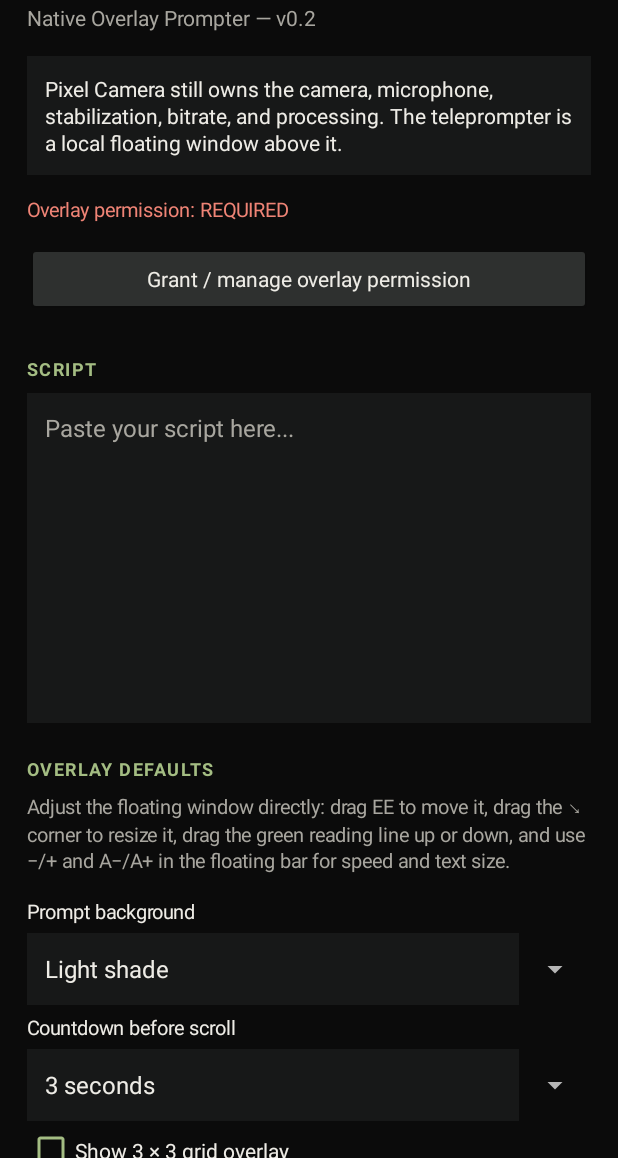
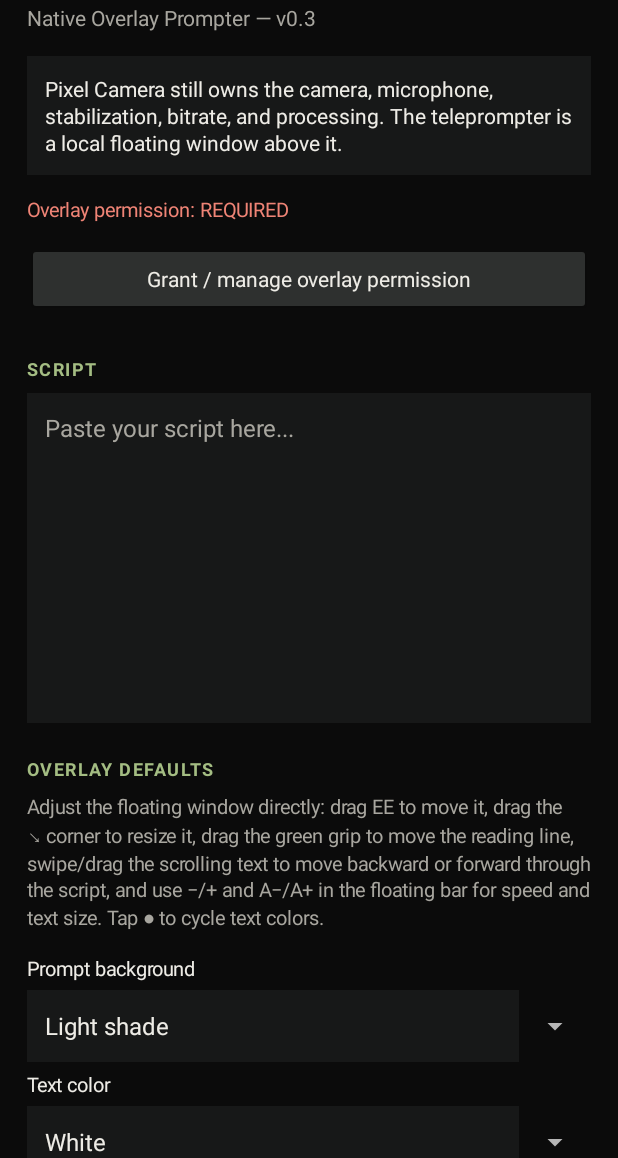
Before and after one commit to workingartifact/workingartifact.github.io, an Android app: the screen it shows after launch (MainActivity), on a phone screen of 412 x 824 dp, the part 78-1236 px from its top. Run offline under Robolectric (Android 15) with nearby library versions, the light colour scheme and no system bars.

Commit message:
Prompter native v0.3: color preset setting

```diff
--- a/android/exapter-endapter-prompter-native/app/src/main/java/com/exapterendapter/prompter/MainActivity.java
+++ b/android/exapter-endapter-prompter-native/app/src/main/java/com/exapterendapter/prompter/MainActivity.java
@@ -37,6 +37,7 @@ public class MainActivity extends Activity {
     private SharedPreferences prefs;
     private EditText script;
     private Spinner promptBackground;
+    private Spinner textColor;
     private Spinner countdown;
     private CheckBox grid;
     private TextView permissionStatus;
@@ -89,7 +90,7 @@ public class MainActivity extends Activity {
         brand.setTypeface(android.graphics.Typeface.DEFAULT_BOLD);
         root.addView(brand);
 
-        TextView subtitle = text("Native Overlay Prompter — v0.2", 14, MUTED);
+        TextView subtitle = text("Native Overlay Prompter — v0.3", 14, MUTED);
         subtitle.setPadding(0, dp(2), 0, dp(16));
         root.addView(subtitle);
 
@@ -122,7 +123,7 @@ public class MainActivity extends Activity {
 
         root.addView(sectionTitle("OVERLAY DEFAULTS"));
         TextView liveControls = text(
-                "Adjust the floating window directly: drag EE to move it, drag the ↘ corner to resize it, drag the green reading line up or down, and use −/+ and A−/A+ in the floating bar for speed and text size.",
+                "Adjust the floating window directly: drag EE to move it, drag the ↘ corner to resize it, drag the green grip to move the reading line, swipe/drag the scrolling text to move backward or forward through the script, and use −/+ and A−/A+ in the floating bar for speed and text size. Tap ● to cycle text colors.",
                 13, MUTED);
         liveControls.setLineSpacing(0, 1.15f);
         liveControls.setPadding(0, 0, 0, dp(10));
@@ -131,6 +132,10 @@ public class MainActivity extends Activity {
         root.addView(label("Prompt background"));
         promptBackground = spinner(new String[]{"Clear", "Light shade", "Dark shade"});
         root.addView(promptBackground);
+
+        root.addView(label("Text color"));
+        textColor = spinner(new String[]{"White", "Black", "Red", "Yellow", "Green", "Cyan"});
+        root.addView(textColor);
 
         root.addView(label("Countdown before scroll"));
         countdown = spinner(new String[]{"None", "3 seconds", "5 seconds"});
@@ -251,6 +256,7 @@ public class MainActivity extends Activity {
     private void loadSettings() {
         script.setText(prefs.getString("script", ""));
         promptBackground.setSelection(prefs.getInt("background", 1));
+        textColor.setSelection(prefs.getInt("textColor", 0));
         countdown.setSelection(prefs.getInt("countdown", 1));
         grid.setChecked(prefs.getBoolean("grid", false));
     }
@@ -259,6 +265,7 @@ public class MainActivity extends Activity {
         prefs.edit()
                 .putString("script", script.getText().toString())
                 .putInt("background", promptBackground.getSelectedItemPosition())
+                .putInt("textColor", textColor.getSelectedItemPosition())
                 .putInt("countdown", countdown.getSelectedItemPosition())
                 .putBoolean("grid", grid.isChecked())
                 .apply();
```
